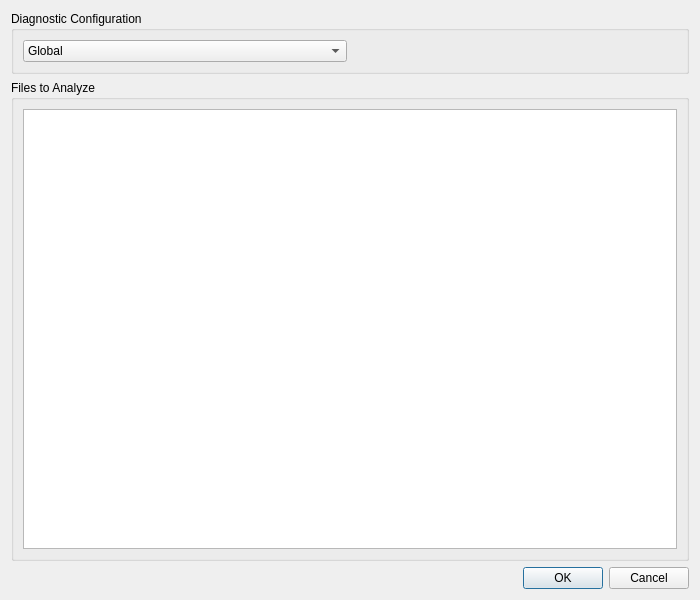
Before: the Qt Designer form src/plugins/clangtools/clangselectablefilesdialog.ui in qt-creator/qt-creator, drawn with Qt 5.
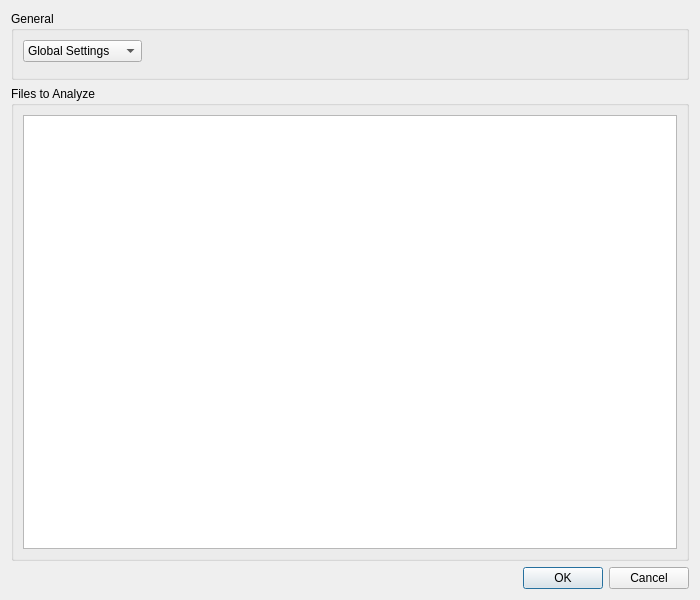
After: the same form once the commit is applied. Custom widgets are drawn as their Qt base class.

Commit message:
Clang: Add option 'Build before analysis' to project settings
Diagnostic configuration Id was already there but
not the checkbox whether to build project or not.

```diff
--- a/src/plugins/clangtools/clangselectablefilesdialog.ui
+++ b/src/plugins/clangtools/clangselectablefilesdialog.ui
@@ -15,33 +15,44 @@
   </property>
   <layout class="QVBoxLayout" name="verticalLayout">
    <item>
-    <widget class="QGroupBox" name="groupBox">
+    <widget class="QGroupBox" name="groupBox_3">
      <property name="title">
-      <string>Diagnostic Configuration</string>
+      <string>General</string>
      </property>
-     <property name="checkable">
-      <bool>false</bool>
-     </property>
-     <property name="checked">
-      <bool>false</bool>
-     </property>
+     <layout class="QVBoxLayout" name="verticalLayout_5">
+      <item>
      <layout class="QHBoxLayout" name="horizontalLayout">
       <item>
        <widget class="QComboBox" name="globalOrCustom">
         <item>
          <property name="text">
-          <string>Global</string>
+            <string>Global Settings</string>
          </property>
         </item>
         <item>
          <property name="text">
-          <string>Custom</string>
+            <string>Custom Settings</string>
          </property>
         </item>
        </widget>
       </item>
       <item>
-       <widget class="CppTools::ClangDiagnosticConfigsSelectionWidget" name="diagnosticConfigsSelectionWidget" native="true"/>
+         <spacer name="horizontalSpacer">
+          <property name="orientation">
+           <enum>Qt::Horizontal</enum>
+          </property>
+          <property name="sizeHint" stdset="0">
+           <size>
+            <width>40</width>
+            <height>20</height>
+           </size>
+          </property>
+         </spacer>
+        </item>
+       </layout>
+      </item>
+      <item>
+       <widget class="ClangTools::ClangToolsBasicSettings" name="clangToolsBasicSettings" native="true"/>
       </item>
      </layout>
     </widget>
@@ -76,9 +87,9 @@
  </widget>
  <customwidgets>
   <customwidget>
-   <class>CppTools::ClangDiagnosticConfigsSelectionWidget</class>
+   <class>ClangTools::ClangToolsBasicSettings</class>
    <extends>QWidget</extends>
-   <header>cpptools/clangdiagnosticconfigsselectionwidget.h</header>
+   <header>clangtools/clangtoolsbasicsettings.h</header>
   </customwidget>
  </customwidgets>
  <resources/>
```
Lines whose indentation alone changed are shown as unchanged. The commit also changes 16 other files.
